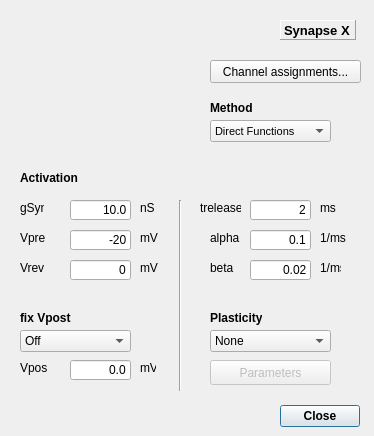
Above: src/gui/DestexheSynDlg.ui from CompEphys-team/stdpc before the change. Below: the same form after it.
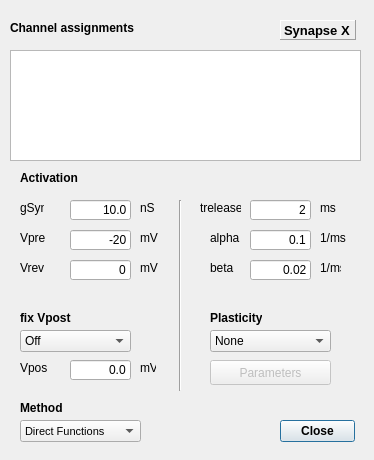
That is the form after the change. Custom widgets are drawn as their Qt base class.

Commit message:
Migrated from *AssignmentDlg to AssignmentWidget
Looking snazzy.

Patch:
```diff
--- a/src/gui/DestexheSynDlg.ui
+++ b/src/gui/DestexheSynDlg.ui
@@ -7,7 +7,7 @@
     <x>0</x>
     <y>0</y>
     <width>374</width>
-    <height>436</height>
+    <height>460</height>
    </rect>
   </property>
   <property name="windowTitle">
@@ -16,10 +16,10 @@
   <widget class="QDialogButtonBox" name="ResCloseBox">
    <property name="geometry">
     <rect>
-     <x>200</x>
-     <y>400</y>
-     <width>160</width>
-     <height>32</height>
+     <x>280</x>
+     <y>420</y>
+     <width>75</width>
+     <height>23</height>
     </rect>
    </property>
    <property name="font">
@@ -383,8 +383,8 @@
   <widget class="QComboBox" name="LUCombo">
    <property name="geometry">
     <rect>
-     <x>210</x>
-     <y>120</y>
+     <x>20</x>
+     <y>420</y>
      <width>121</width>
      <height>22</height>
     </rect>
@@ -410,8 +410,8 @@
   <widget class="QLabel" name="MethodL">
    <property name="geometry">
     <rect>
-     <x>210</x>
-     <y>100</y>
+     <x>20</x>
+     <y>400</y>
      <width>69</width>
      <height>16</height>
     </rect>
@@ -571,20 +571,49 @@
     <string>Vrev</string>
    </property>
   </widget>
-  <widget class="QPushButton" name="btnAssign">
+  <widget class="QLabel" name="label_15">
    <property name="geometry">
     <rect>
-     <x>210</x>
-     <y>60</y>
-     <width>151</width>
-     <height>23</height>
+     <x>10</x>
+     <y>20</y>
+     <width>131</width>
+     <height>16</height>
     </rect>
    </property>
+   <property name="font">
+    <font>
+     <weight>75</weight>
+     <bold>true</bold>
+    </font>
+   </property>
    <property name="text">
-    <string>Channel assignments...</string>
+    <string>Channel assignments</string>
    </property>
   </widget>
+  <widget class="AssignmentWidget&lt;SynapseAssignment&gt;" name="assignments">
+   <property name="geometry">
+    <rect>
+     <x>10</x>
+     <y>50</y>
+     <width>351</width>
+     <height>111</height>
+    </rect>
+   </property>
+   <attribute name="horizontalHeaderStretchLastSection">
+    <bool>true</bool>
+   </attribute>
+   <attribute name="verticalHeaderVisible">
+    <bool>false</bool>
+   </attribute>
+  </widget>
  </widget>
+ <customwidgets>
+  <customwidget>
+   <class>AssignmentWidget&lt;SynapseAssignment&gt;</class>
+   <extends>QTableWidget</extends>
+   <header location="global">assignmentwidget.h</header>
+  </customwidget>
+ </customwidgets>
  <resources/>
  <connections/>
 </ui>
```
The commit also changes 29 other files.
